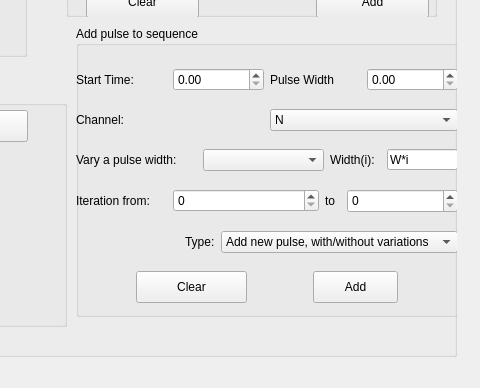
IvanKalergis/Codigo_Controlador_Pulsos, file Nuevo_intento/General_Pulses.ui: the form before one commit; both pictures show x 584 to 1064 and y 284 to 672 of the 1064 by 672 pixel window.
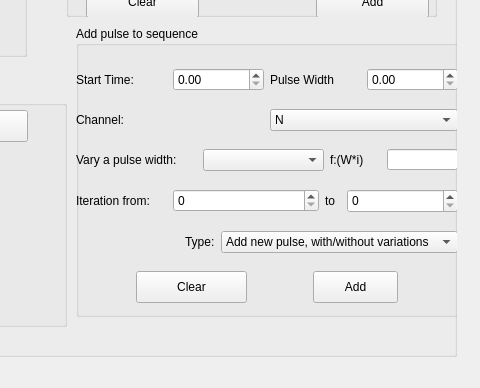
The form after the commit. Custom widgets are drawn as their Qt base class.

The edit to the form file:
```diff
--- a/Nuevo_intento/General_Pulses.ui
+++ b/Nuevo_intento/General_Pulses.ui
@@ -690,7 +690,7 @@
            </size>
           </property>
           <property name="text">
-           <string>Width(i):</string>
+           <string>f:(W*i)</string>
           </property>
          </widget>
         </item>
@@ -703,7 +703,7 @@
            </size>
           </property>
           <property name="text">
-           <string>W*i </string>
+           <string/>
           </property>
          </widget>
         </item>
```
